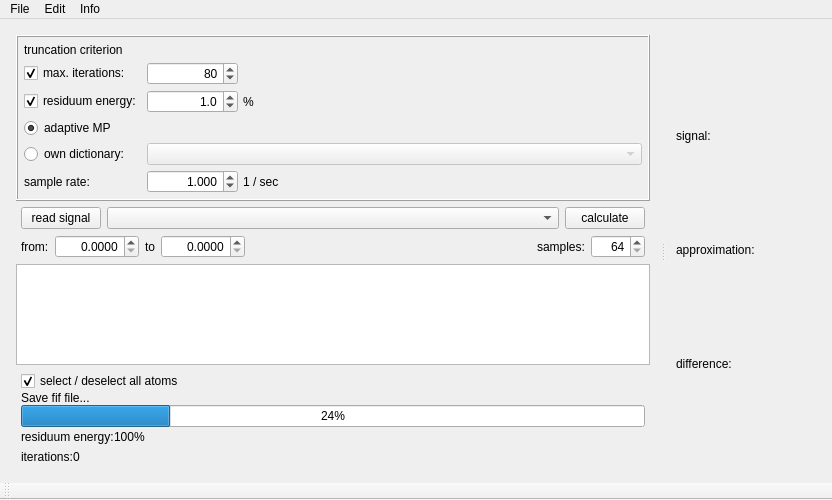
The window that examples/matchingPursuit/mainwindow.ui (mne-tools/mne-cpp) describes before a commit, drawn with Qt 5.
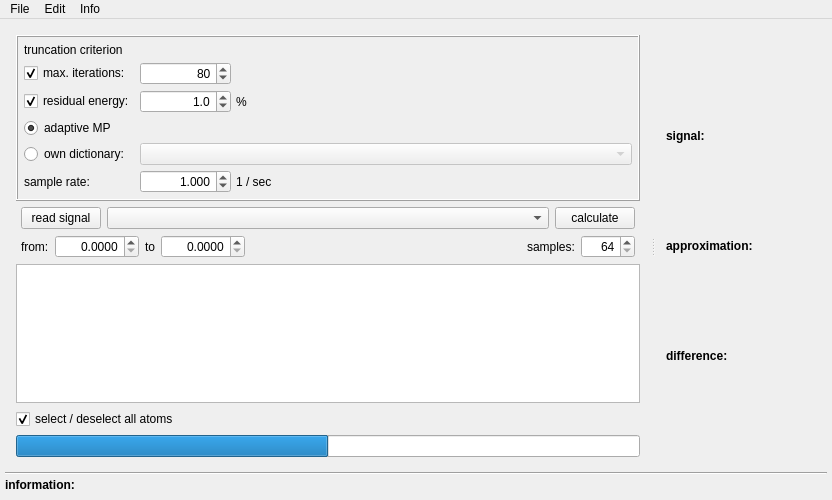
The same window after the commit. Icons and pictures are not drawn.

What changed in the file:
```diff
--- a/examples/matchingPursuit/mainwindow.ui
+++ b/examples/matchingPursuit/mainwindow.ui
@@ -33,7 +33,7 @@
    <enum>Qt::LeftToRight</enum>
   </property>
   <widget class="QWidget" name="centralWidget">
-   <layout class="QHBoxLayout" name="horizontalLayout_4">
+   <layout class="QVBoxLayout" name="verticalLayout" stretch="1,0,0">
     <property name="spacing">
      <number>0</number>
     </property>
@@ -62,6 +62,9 @@
       </property>
       <widget class="QWidget" name="layoutWidget">
        <layout class="QVBoxLayout" name="l_left_side">
+        <property name="spacing">
+         <number>6</number>
+        </property>
         <item>
          <widget class="QFrame" name="frame">
           <property name="frameShape">
@@ -110,7 +113,7 @@
                 <string>&lt;html&gt;&lt;head/&gt;&lt;body&gt;&lt;p&gt;&lt;span style=&quot; font-weight:600;&quot;&gt;Residuum Energy&lt;/span&gt;&lt;/p&gt;&lt;p&gt;The Algorithm will expire if the selected percentage of the input signal is reached. &lt;br/&gt;Minimum: 0,1 % of the input signal &lt;/p&gt;&lt;/body&gt;&lt;/html&gt;</string>
                </property>
                <property name="text">
-                <string>residuum energy:</string>
+                <string>residual energy:</string>
                </property>
                <property name="checked">
                 <bool>true</bool>
@@ -409,177 +412,83 @@
          <widget class="QTableWidget" name="tbv_Results"/>
         </item>
         <item>
-         <layout class="QVBoxLayout" name="l_progress">
+         <layout class="QHBoxLayout" name="l_selectall_and_timer">
           <property name="spacing">
            <number>0</number>
           </property>
-          <property name="leftMargin">
-           <number>5</number>
+          <property name="topMargin">
+           <number>0</number>
           </property>
-          <property name="rightMargin">
-           <number>5</number>
+          <property name="bottomMargin">
+           <number>0</number>
           </property>
           <item>
-           <layout class="QHBoxLayout" name="l_selectall_and_timer">
-            <item>
-             <widget class="QCheckBox" name="cb_all_select">
-              <property name="text">
-               <string>select / deselect all atoms</string>
-              </property>
-              <property name="checked">
-               <bool>true</bool>
-              </property>
-              <property name="tristate">
-               <bool>true</bool>
-              </property>
-             </widget>
-            </item>
-            <item>
-             <widget class="QLabel" name="lb_timer">
-              <property name="text">
-               <string/>
-              </property>
-              <property name="alignment">
-               <set>Qt::AlignRight|Qt::AlignTrailing|Qt::AlignVCenter</set>
-              </property>
-             </widget>
-            </item>
-           </layout>
-          </item>
-          <item>
-           <layout class="QHBoxLayout" name="l_save">
-            <item>
-             <widget class="QLabel" name="lb_save_file">
-              <property name="text">
-               <string>Save fif file...</string>
-              </property>
-             </widget>
-            </item>
-           </layout>
-          </item>
-          <item>
-           <widget class="QProgressBar" name="progressBarCalc">
-            <property name="sizePolicy">
-             <sizepolicy hsizetype="Preferred" vsizetype="Fixed">
-              <horstretch>0</horstretch>
-              <verstretch>0</verstretch>
-             </sizepolicy>
+           <widget class="QCheckBox" name="cb_all_select">
+            <property name="text">
+             <string>select / deselect all atoms</string>
             </property>
-            <property name="value">
-             <number>24</number>
+            <property name="checked">
+             <bool>true</bool>
             </property>
+            <property name="tristate">
+             <bool>true</bool>
+            </property>
            </widget>
           </item>
           <item>
-           <layout class="QHBoxLayout" name="l_res_energy">
-            <property name="spacing">
-             <number>0</number>
+           <widget class="QLabel" name="lb_timer">
+            <property name="text">
+             <string/>
             </property>
-            <item>
-             <widget class="QLabel" name="lb_RestEnergieResiduum">
-              <property name="sizePolicy">
-               <sizepolicy hsizetype="Fixed" vsizetype="Preferred">
-                <horstretch>0</horstretch>
-                <verstretch>0</verstretch>
-               </sizepolicy>
-              </property>
-              <property name="text">
-               <string>residuum energy:</string>
-              </property>
-             </widget>
-            </item>
-            <item>
-             <widget class="QLabel" name="lb_RestEnergieResiduumValue">
-              <property name="sizePolicy">
-               <sizepolicy hsizetype="Fixed" vsizetype="Preferred">
-                <horstretch>0</horstretch>
-                <verstretch>0</verstretch>
-               </sizepolicy>
-              </property>
-              <property name="minimumSize">
-               <size>
-                <width>0</width>
-                <height>0</height>
-               </size>
-              </property>
-              <property name="text">
-               <string>100%</string>
-              </property>
-             </widget>
-            </item>
-            <item>
-             <spacer name="horizontalSpacer">
-              <property name="orientation">
-               <enum>Qt::Horizontal</enum>
-              </property>
-              <property name="sizeHint" stdset="0">
-               <size>
-                <width>40</width>
-                <height>20</height>
-               </size>
-              </property>
-             </spacer>
-            </item>
-           </layout>
-          </item>
-          <item>
-           <layout class="QHBoxLayout" name="l_iterations">
-            <property name="spacing">
-             <number>0</number>
+            <property name="alignment">
+             <set>Qt::AlignRight|Qt::AlignTrailing|Qt::AlignVCenter</set>
             </property>
-            <item>
-             <widget class="QLabel" name="lb_Iterationprogress">
-              <property name="sizePolicy">
-               <sizepolicy hsizetype="Fixed" vsizetype="Preferred">
-                <horstretch>0</horstretch>
-                <verstretch>0</verstretch>
-               </sizepolicy>
-              </property>
-              <property name="text">
-               <string>iterations:</string>
-              </property>
-             </widget>
-            </item>
-            <item>
-             <widget class="QLabel" name="lb_IterationsProgressValue">
-              <property name="sizePolicy">
-               <sizepolicy hsizetype="Fixed" vsizetype="Preferred">
-                <horstretch>0</horstretch>
-                <verstretch>0</verstretch>
-               </sizepolicy>
-              </property>
-              <property name="minimumSize">
-               <size>
-                <width>0</width>
-                <height>0</height>
-               </size>
-              </property>
-              <property name="text">
-               <string>0</string>
-              </property>
-             </widget>
-            </item>
-            <item>
-             <spacer name="horizontalSpacer_2">
-              <property name="orientation">
-               <enum>Qt::Horizontal</enum>
-              </property>
-              <property name="sizeHint" stdset="0">
-               <size>
-                <width>40</width>
-                <height>20</height>
-               </size>
-              </property>
-             </spacer>
-            </item>
-           </layout>
+           </widget>
           </item>
          </layout>
         </item>
+        <item>
+         <widget class="QProgressBar" name="progressBarCalc">
+          <property name="sizePolicy">
+           <sizepolicy hsizetype="Preferred" vsizetype="Fixed">
+            <horstretch>0</horstretch>
+            <verstretch>0</verstretch>
+           </sizepolicy>
+          </property>
+          <property name="font">
+           <font>
+            <kerning>true</kerning>
+           </font>
+          </property>
+          <property name="styleSheet">
+           <string notr="true">QProgressBar {	
+	color: white;
+}
+QProgressBar::chunk { 
+	background-image: url(:/images/icons/progressbar_brush.png);
+}</string>
+          </property>
+          <property name="value">
+           <number>50</number>
+          </property>
+          <property name="alignment">
+           <set>Qt::AlignCenter</set>
+          </property>
+          <property name="textVisible">
+           <bool>true</bool>
+          </property>
+          <property name="format">
+           <string/>
+          </property>
+         </widget>
+        </item>
        </layout>
       </widget>
       <widget class="QWidget" name="layoutWidget">
        <layout class="QVBoxLayout" name="l_Input">
+        <property name="spacing">
+         <number>0</number>
+        </property>
         <item>
          <widget class="QLabel" name="lb_InputSignal">
           <property name="sizePolicy">
@@ -588,6 +497,18 @@
             <verstretch>0</verstretch>
            </sizepolicy>
           </property>
+          <property name="minimumSize">
+           <size>
+            <width>0</width>
+            <height>18</height>
+           </size>
+          </property>
+          <property name="font">
+           <font>
+            <weight>75</weight>
+            <bold>true</bold>
+           </font>
+          </property>
           <property name="toolTip">
            <string>&lt;html&gt;&lt;head/&gt;&lt;body&gt;&lt;p&gt;&lt;span style=&quot; font-weight:600;&quot;&gt;Signal&lt;/span&gt;&lt;/p&gt;&lt;p&gt;chosen input signal Only the displayed segment will be decomposed. &lt;/p&gt;&lt;/body&gt;&lt;/html&gt;</string>
           </property>
@@ -607,6 +528,18 @@
             <verstretch>0</verstretch>
            </sizepolicy>
           </property>
+          <property name="minimumSize">
+           <size>
+            <width>0</width>
+            <height>18</height>
+           </size>
+          </property>
+          <property name="font">
+           <font>
+            <weight>75</weight>
+            <bold>true</bold>
+           </font>
+          </property>
           <property name="toolTip">
            <string>&lt;html&gt;&lt;head/&gt;&lt;body&gt;&lt;p&gt;&lt;span style=&quot; font-weight:600;&quot;&gt;Approximation&lt;/span&gt;&lt;/p&gt;&lt;p&gt;Addition of all founded atoms which are selected. &lt;/p&gt;&lt;/body&gt;&lt;/html&gt;</string>
           </property>
@@ -626,6 +559,18 @@
             <verstretch>0</verstretch>
            </sizepolicy>
           </property>
+          <property name="minimumSize">
+           <size>
+            <width>0</width>
+            <height>18</height>
+           </size>
+          </property>
+          <property name="font">
+           <font>
+            <weight>75</weight>
+            <bold>true</bold>
+           </font>
+          </property>
           <property name="toolTip">
            <string>&lt;html&gt;&lt;head/&gt;&lt;body&gt;&lt;p&gt;&lt;span style=&quot; font-weight:600;&quot;&gt;Difference&lt;/span&gt;&lt;/p&gt;&lt;p&gt;Residuum energy of the Decomposition &lt;br/&gt;The Difference between the input signal and all selected atoms is displayed. &lt;/p&gt;&lt;/body&gt;&lt;/html&gt;</string>
           </property>
@@ -638,12 +583,76 @@
          <layout class="QVBoxLayout" name="l_res"/>
         </item>
         <item>
-         <layout class="QVBoxLayout" name="l_YAxis"/>
+         <layout class="QVBoxLayout" name="l_YAxis">
+          <property name="bottomMargin">
+           <number>0</number>
+          </property>
+         </layout>
         </item>
        </layout>
       </widget>
      </widget>
     </item>
+    <item>
+     <layout class="QHBoxLayout" name="l_line">
+      <property name="spacing">
+       <number>0</number>
+      </property>
+      <property name="topMargin">
+       <number>4</number>
+      </property>
+      <property name="bottomMargin">
+       <number>0</number>
+      </property>
+      <item>
+       <widget class="Line" name="line">
+        <property name="orientation">
+         <enum>Qt::Horizontal</enum>
+        </property>
+       </widget>
+      </item>
+     </layout>
+    </item>
+    <item>
+     <layout class="QHBoxLayout" name="l_info">
+      <item>
+       <widget class="QLabel" name="lb_info">
+        <property name="font">
+         <font>
+          <weight>75</weight>
+          <bold>true</bold>
+         </font>
+        </property>
+        <property name="text">
+         <string>information:</string>
+        </property>
+        <property name="margin">
+         <number>3</number>
+        </property>
+       </widget>
+      </item>
+      <item>
+       <widget class="QLabel" name="lb_info_content">
+        <property name="text">
+         <string/>
+        </property>
+       </widget>
+      </item>
+      <item>
+       <spacer name="horizontalSpacer_4">
+        <property name="orientation">
+         <enum>Qt::Horizontal</enum>
+        </property>
+        <property name="sizeHint" stdset="0">
+         <size>
+          <width>40</width>
+          <height>20</height>
+         </size>
+        </property>
+       </spacer>
+      </item>
+     </layout>
+    </item>
    </layout>
   </widget>
   <widget class="QMenuBar" name="menuBar">
@@ -687,14 +696,6 @@
    <addaction name="menuBearbeiten"/>
    <addaction name="menuInfo"/>
   </widget>
-  <widget class="QToolBar" name="mainToolBar">
-   <attribute name="toolBarArea">
-    <enum>BottomToolBarArea</enum>
-   </attribute>
-   <attribute name="toolBarBreak">
-    <bool>false</bool>
-   </attribute>
-  </widget>
   <action name="actionNeu">
    <property name="icon">
     <iconset resource="Ressourcen.qrc">
```
